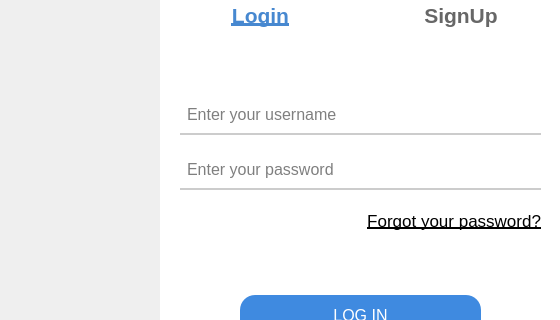
Above: ui/login.ui from FernandoGaribay/IoT-Proyecto-2 before the change; both pictures show x 240 to 800 and y 185 to 505 of the 800 by 600 pixel window. Below: the same form after it.
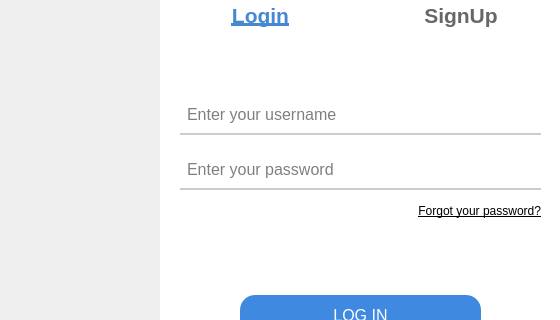
That is the form after the change. Icons and pictures are not drawn.

Commit message: + Login rounded corners

```diff
--- a/ui/login.ui
+++ b/ui/login.ui
@@ -47,7 +47,7 @@
       <x>400</x>
       <y>0</y>
       <width>401</width>
-      <height>631</height>
+      <height>601</height>
      </rect>
     </property>
     <property name="sizePolicy">
@@ -57,9 +57,11 @@
      </sizepolicy>
     </property>
     <property name="styleSheet">
-     <string notr="true">QFrame#controles {
-    background-color: rgba(255, 255, 255, 1); /* Rojo semi-transparente */
+     <string notr="true">#controles {
+	background-color: rgba(255, 255, 255, 255);
+	border-bottom-right-radius: 50px;
 }
+
 </string>
     </property>
     <property name="frameShape">
@@ -277,7 +279,7 @@
        <x>0</x>
        <y>260</y>
        <width>401</width>
-       <height>171</height>
+       <height>161</height>
       </rect>
      </property>
      <property name="frameShape">
@@ -371,7 +373,7 @@
       <property name="geometry">
        <rect>
         <x>110</x>
-        <y>130</y>
+        <y>120</y>
         <width>271</width>
         <height>31</height>
        </rect>
@@ -384,7 +386,7 @@
       </property>
       <property name="font">
        <font>
-        <pointsize>13</pointsize>
+        <pointsize>9</pointsize>
         <underline>true</underline>
        </font>
       </property>
```
Left out of the diff: 7 changed lines with no effect on the pictures. The commit also changes 2 other files.
